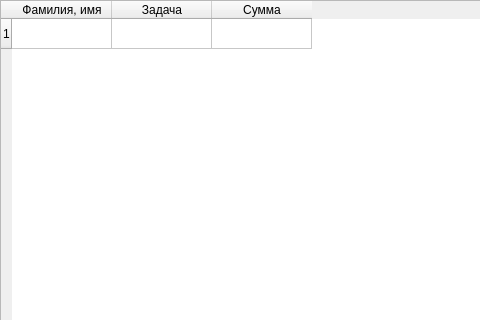
The window that finance.ui (AnGREATern/kanbaner) describes before a commit, drawn with Qt 5; both pictures show x 0 to 480 and y 0 to 320 of the 732 by 570 pixel window.
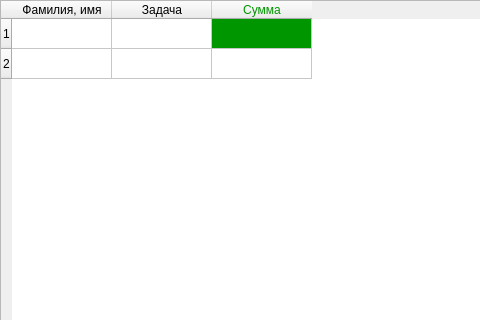
The same window after the commit.

The edit to the form file:
```diff
--- a/finance.ui
+++ b/finance.ui
@@ -36,10 +36,20 @@
      <string>1</string>
     </property>
    </row>
+   <row>
+    <property name="text">
+     <string>2</string>
+    </property>
+   </row>
    <column>
     <property name="text">
      <string>Фамилия, имя</string>
     </property>
+    <property name="font">
+     <font>
+      <italic>false</italic>
+     </font>
+    </property>
    </column>
    <column>
     <property name="text">
@@ -50,7 +60,47 @@
     <property name="text">
      <string>Сумма</string>
     </property>
+    <property name="font">
+     <font>
+      <weight>50</weight>
+      <italic>false</italic>
+      <bold>false</bold>
+      <underline>false</underline>
+     </font>
+    </property>
+    <property name="foreground">
+     <brush brushstyle="SolidPattern">
+      <color alpha="255">
+       <red>0</red>
+       <green>150</green>
+       <blue>0</blue>
+      </color>
+     </brush>
+    </property>
    </column>
+   <item row="0" column="2">
+    <property name="text">
+     <string/>
+    </property>
+    <property name="background">
+     <brush brushstyle="SolidPattern">
+      <color alpha="255">
+       <red>0</red>
+       <green>150</green>
+       <blue>0</blue>
+      </color>
+     </brush>
+    </property>
+    <property name="foreground">
+     <brush brushstyle="SolidPattern">
+      <color alpha="255">
+       <red>0</red>
+       <green>150</green>
+       <blue>0</blue>
+      </color>
+     </brush>
+    </property>
+   </item>
   </widget>
  </widget>
  <resources/>
```
Left out of the diff: 3 changed lines with no effect on the pictures.
